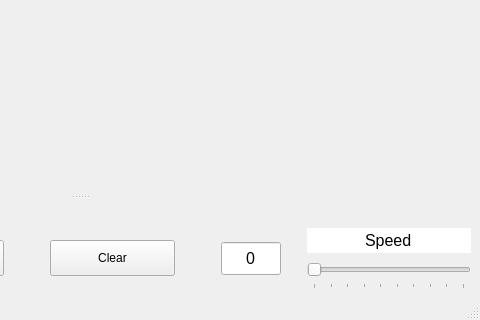
njraf/conways-game-of-life, file gamewindow.ui: the form before one commit; both pictures show x 320 to 800 and y 280 to 600 of the 800 by 600 pixel window.
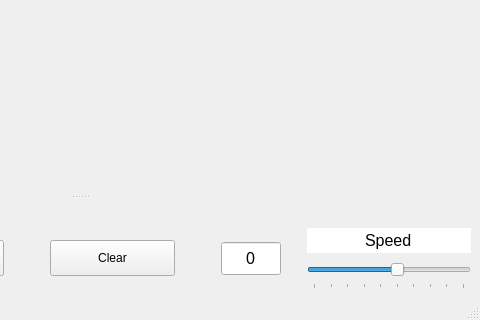
The form after the commit.

Commit message: Increased default speed. Set a window title. Window opens maximized.

```diff
--- a/gamewindow.ui
+++ b/gamewindow.ui
@@ -217,10 +217,10 @@
           <number>9</number>
          </property>
          <property name="value">
-          <number>0</number>
+          <number>5</number>
          </property>
          <property name="sliderPosition">
-          <number>0</number>
+          <number>5</number>
          </property>
          <property name="tracking">
           <bool>true</bool>
```
Left out of the diff: 2 changed lines with no effect on the pictures. The commit also changes 4 other files.
